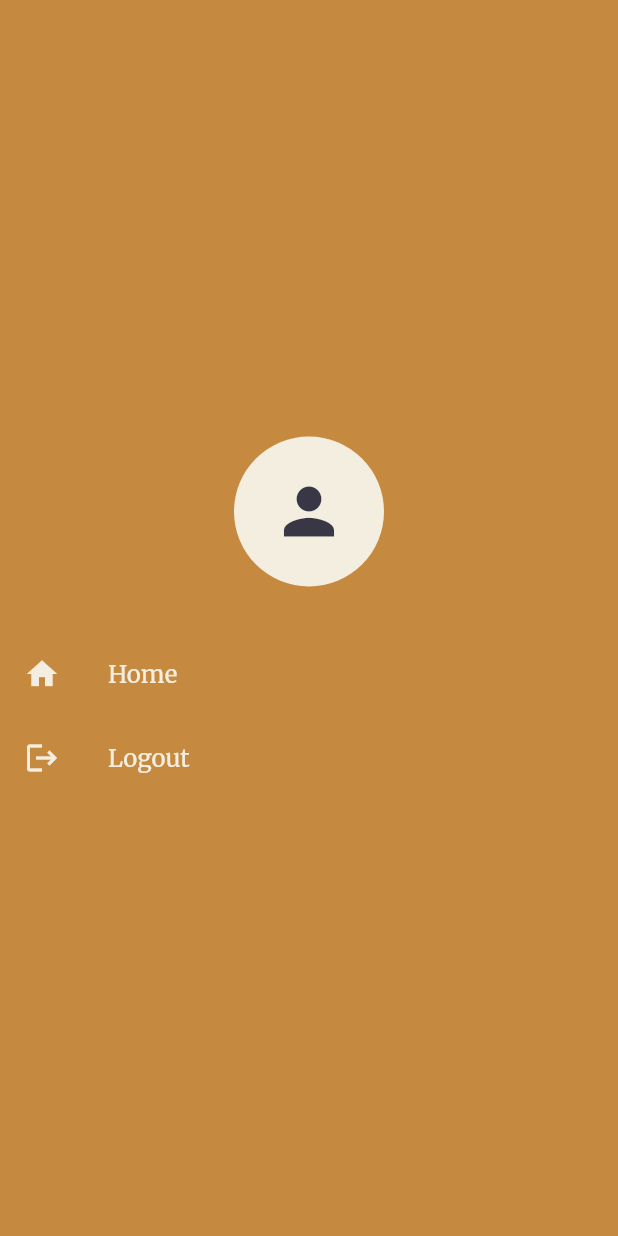
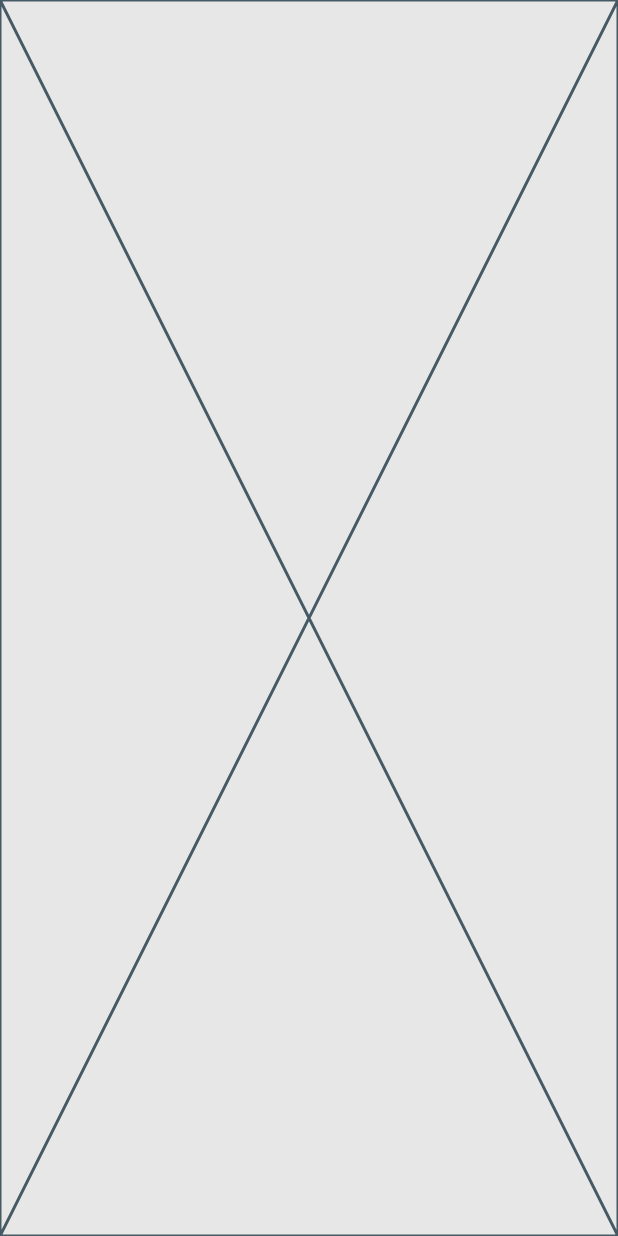
Before and after one commit to CarlloydViray/bookworm, a Flutter app: the menuScreen screen opened directly, after a tap on "Home", on a phone screen of 412 x 824 dp. Run offline on Flutter 3.47's test engine with Material 2 defaults, Android fonts, the light colour scheme and no system bars; our stand-ins replace animated_splash_screen, cloud_firestore, email_validator, firebase_auth, firebase_core, flutter_zoom_drawer and 2 more; accounts and stored records are empty; network calls fail.

Commit message:
fixed sign up

```diff
--- /dev/null
+++ b/lib/screens/faveScreen.dart
@@ -0,0 +1,16 @@
+import 'package:flutter/src/widgets/framework.dart';
+import 'package:flutter/src/widgets/placeholder.dart';
+
+class faveScreen extends StatefulWidget {
+  const faveScreen({super.key});
+
+  @override
+  State<faveScreen> createState() => _faveScreenState();
+}
+
+class _faveScreenState extends State<faveScreen> {
+  @override
+  Widget build(BuildContext context) {
+    return const Placeholder();
+  }
+}
--- a/lib/screens/loginScreen.dart
+++ b/lib/screens/loginScreen.dart
@@ -24,6 +24,7 @@ class _loginScreenState extends State<loginScreen> {
   void login() async {
     if (_formkey.currentState!.validate()) {
       QuickAlert.show(
+          backgroundColor: const Color(0xFFF4EEE0),
           context: context,
           type: QuickAlertType.loading,
           title: 'Checking user credentials...');
@@ -36,12 +37,14 @@ class _loginScreenState extends State<loginScreen> {
         print(err.code);
         if (err.code == 'user-not-found') {
           QuickAlert.show(
+              backgroundColor: const Color(0xFFF4EEE0),
               context: context,
               type: QuickAlertType.error,
               title: 'User does not exist!');
         }
         if (err.code == 'wrong-password') {
           QuickAlert.show(
+              backgroundColor: const Color(0xFFF4EEE0),
               context: context,
               type: QuickAlertType.error,
               title: 'Incorrect Password!');
@@ -66,7 +69,7 @@ class _loginScreenState extends State<loginScreen> {
                 child: Icon(
                   Icons.book_outlined,
                   size: 50,
-                  color: Color(0xffFAEAB1),
+                  color: Color(0xffFAF8F1),
                 )),
             const SizedBox(
               height: 10,
--- a/lib/screens/mainScreen.dart
+++ b/lib/screens/mainScreen.dart
@@ -17,6 +17,7 @@ class _mainScreenState extends State<mainScreen> {
   TextEditingController search = TextEditingController();
   List<dynamic> books = [];
   List<dynamic> full = [];
+  bool isLoading = false;
 
   Future<List<dynamic>> searchBooks(String query) async {
     final response = await http
@@ -96,12 +97,14 @@ class _mainScreenState extends State<mainScreen> {
                         onPressed: () {
                           _focusNode.unfocus();
                           setState(() {
-                            books = []; // Clear the book list when searching
+                            books = [];
+                            isLoading = true;
                           });
 
                           searchBooks(search.text).then((results) {
                             setState(() {
                               books = results;
+                              isLoading = false;
                             });
                           });
                         },
--- a/lib/screens/menuScreen.dart
+++ b/lib/screens/menuScreen.dart
@@ -1,4 +1,6 @@
+import 'package:bookworm_viraycarlloyd/screens/faveScreen.dart';
 import 'package:firebase_auth/firebase_auth.dart';
+import 'package:flutter/cupertino.dart';
 import 'package:flutter/material.dart';
 import 'package:flutter_zoom_drawer/flutter_zoom_drawer.dart';
 import 'package:quickalert/quickalert.dart';
@@ -37,7 +39,10 @@ class _menuScreenState extends State<menuScreen> {
                 leading: const Icon(Icons.home),
                 title: const Text('Home'),
                 onTap: () {
-                  ZoomDrawer.of(context)!.close();
+                  Navigator.of(context)
+                      .push(CupertinoPageRoute(builder: (context) {
+                    return const faveScreen();
+                  }));
                 },
                 iconColor: const Color(0xFFF4EEE0),
                 textColor: const Color(0xFFF4EEE0),
@@ -47,6 +52,7 @@ class _menuScreenState extends State<menuScreen> {
                 title: const Text('Logout'),
                 onTap: () async {
                   QuickAlert.show(
+                      backgroundColor: const Color(0xFFF4EEE0),
                       context: context,
                       type: QuickAlertType.confirm,
                       title: 'Logout?',
--- a/lib/screens/viewScreen.dart
+++ b/lib/screens/viewScreen.dart
@@ -77,6 +77,9 @@ class _viewScreenState extends State<viewScreen> {
                     padding: const EdgeInsets.all(8.0),
                     child: Column(
                       children: [
+                        const SizedBox(
+                          height: 12,
+                        ),
                         Container(
                           decoration: BoxDecoration(
                             border: Border.all(
@@ -120,6 +123,7 @@ class _viewScreenState extends State<viewScreen> {
                           label: const Text('Add to my favorites'),
                           onPressed: () {
                             QuickAlert.show(
+                              backgroundColor: const Color(0xFFF4EEE0),
                               context: context,
                               type: QuickAlertType.confirm,
                               onConfirmBtnTap: () {
@@ -129,6 +133,7 @@ class _viewScreenState extends State<viewScreen> {
                                 print(desc);
                                 Navigator.pop(context);
                                 QuickAlert.show(
+                                    backgroundColor: const Color(0xFFF4EEE0),
                                     context: context,
                                     type: QuickAlertType.success);
                               },
```
Also changed, not shown: lib/screens/registerScreen.dart (+15 -11 lines).
